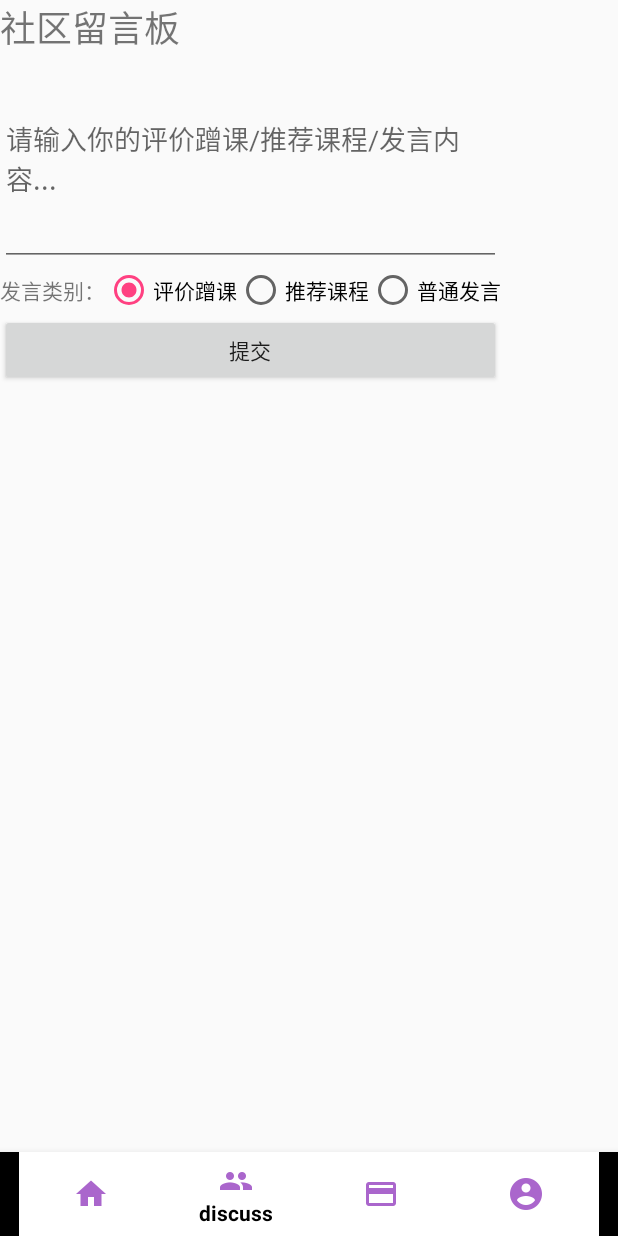
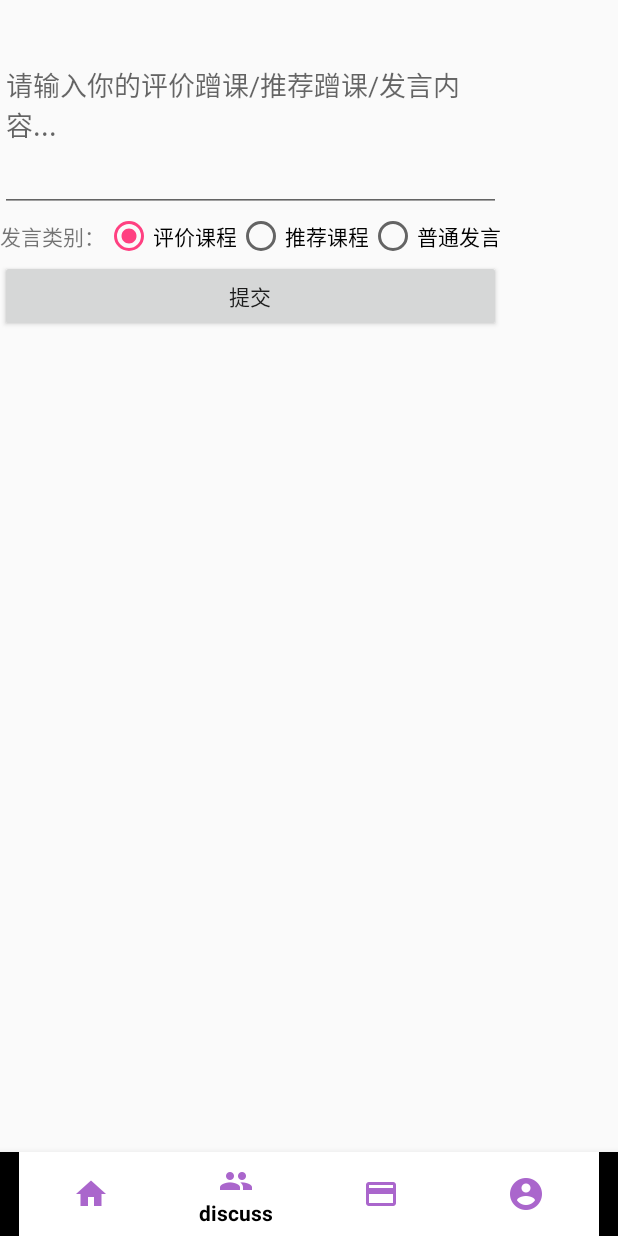
Before and after one commit to CengLaiCengQu/CengYiCeng, an Android app: the screen it shows after launch (MainActivity), item 2 of the bottom bar chosen, on a phone screen of 412 x 824 dp. Run offline under Robolectric (Android 15) with nearby library versions, the phone set to English and light mode, and no system bars; libraries missing offline, so code that uses them is left out: cn.bmob.v3; 5 statements that could not run were skipped.

Commit message:
社区的基本功能完成

```diff
--- a/app/src/main/java/com/example/rubrub/Fragment/NeighbourFragment.java
+++ b/app/src/main/java/com/example/rubrub/Fragment/NeighbourFragment.java
@@ -32,7 +32,7 @@ public class NeighbourFragment  extends Fragment{
     private RadioGroup rg;
     private Button button;
     private TextView textView;
-    private String str;//标示选择了哪一种类型的发言
+    private String str;//标示选择了哪一种类型的发言。
     String inputText;//存放用户输入的发言内容
     String outputText;//存放将要显示的内容
     String time;
--- a/app/src/main/res/layout/neighbour_fragment_xml.xml
+++ b/app/src/main/res/layout/neighbour_fragment_xml.xml
@@ -6,18 +6,11 @@
     xmlns:tools="http://schemas.android.com/tools"
     tools:context="com.example.rubrub.Fragment.NeighbourFragment">
 
-    <TextView
-        android:id="@+id/text_view"
-        android:layout_width="match_parent"
-        android:layout_height="wrap_content"
-        android:text="社区留言板"
-        android:textSize="24sp" />
-
     <EditText
         android:id="@+id/edittext"
         android:layout_width="match_parent"
         android:layout_height="141dp"
-        android:hint="请输入你的评价蹭课/推荐课程/发言内容..."
+        android:hint="请输入你的评价蹭课/推荐蹭课/发言内容..."
         android:maxLines="4" />
 
     <RadioGroup
@@ -34,7 +27,7 @@
             android:layout_width="wrap_content"
             android:layout_height="wrap_content"
             android:checked="true"
-            android:text="评价蹭课" />
+            android:text="评价课程" />
 
 
         <RadioButton
@@ -55,5 +48,14 @@
         android:layout_width="match_parent"
         android:layout_height="wrap_content"
         android:text="提交" />
-
+    <ScrollView
+        android:layout_width="fill_parent"
+        android:layout_height="wrap_content" >
+    <TextView
+        android:id="@+id/text_view"
+        android:layout_width="match_parent"
+        android:layout_height="wrap_content"
+        android:text=""
+        android:textSize="24sp" />
+    </ScrollView>
 </LinearLayout>
```
